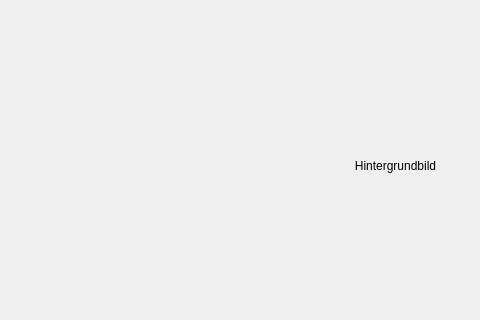
Gibbyace/DungeonCrawler_Game_C-, file mainwindow.ui: the form before one commit; both pictures show x 0 to 480 and y 115 to 435 of the 800 by 600 pixel window.
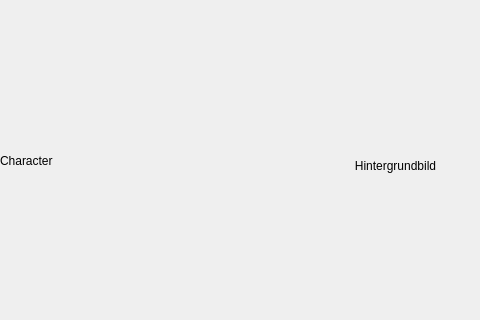
The form after the commit.

Commit message: Character-Textur ändert sich in Abhängigkeit von der Bewegungsrichtung

```diff
--- a/mainwindow.ui
+++ b/mainwindow.ui
@@ -39,7 +39,15 @@
       <height>551</height>
      </rect>
     </property>
-    <layout class="QGridLayout" name="gridLayout"/>
+    <layout class="QGridLayout" name="gridLayout">
+     <item row="0" column="0">
+      <widget class="QLabel" name="characterLabel">
+       <property name="text">
+        <string>Character</string>
+       </property>
+      </widget>
+     </item>
+    </layout>
    </widget>
    <widget class="QWidget" name="gridLayoutWidget_2">
     <property name="geometry">
```
The commit also changes 6 other files.
